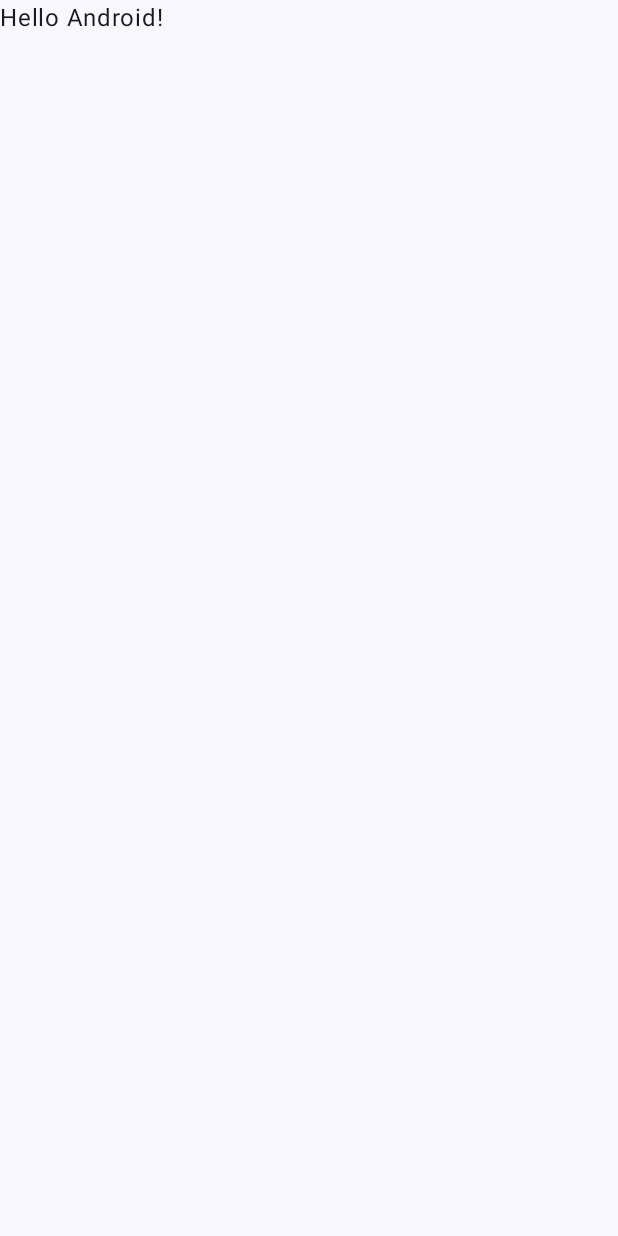
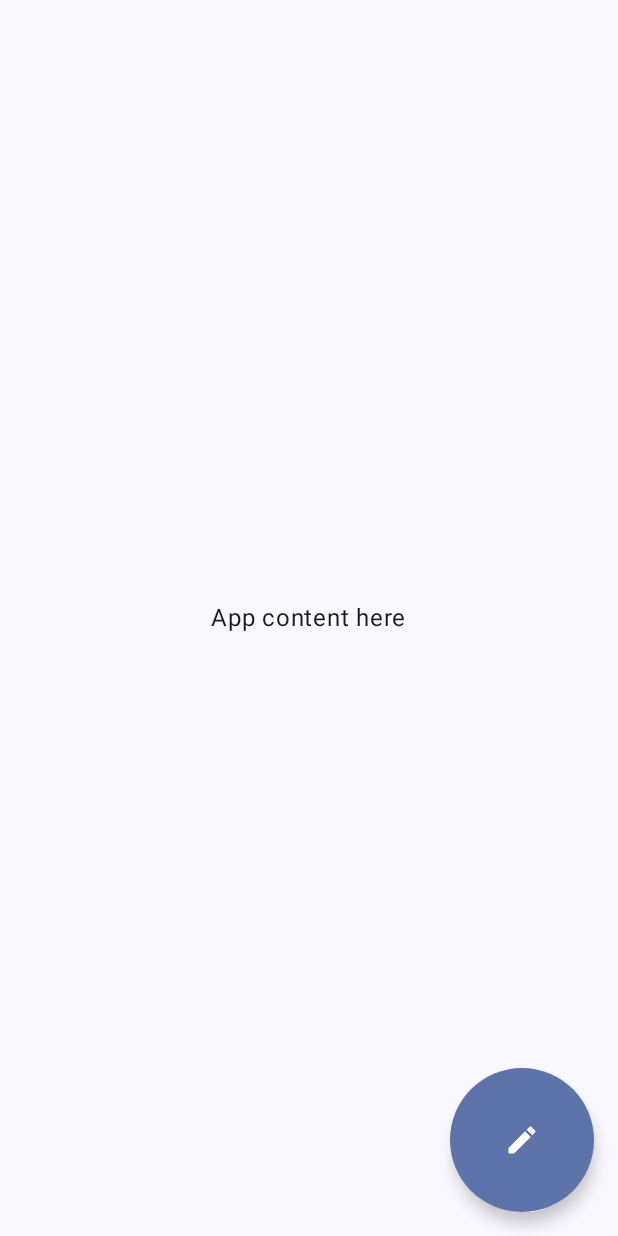
Before and after one commit to 2Kelvin/snackbars-jetpack-compose, an Android app built with Jetpack Compose: the screen it shows after launch (MainActivity), on a phone screen of 412 x 824 dp. Before the commit the screen is almost empty. Run offline under Robolectric (Android 15) with nearby library versions, the phone set to English and light mode, and no system bars.

Commit message:
add a default snack bar

```diff
--- a/app/src/main/java/com/example/snackbar/MainActivity.kt
+++ b/app/src/main/java/com/example/snackbar/MainActivity.kt
@@ -4,14 +4,27 @@ import android.os.Bundle
 import androidx.activity.ComponentActivity
 import androidx.activity.compose.setContent
 import androidx.activity.enableEdgeToEdge
+import androidx.compose.foundation.layout.Box
 import androidx.compose.foundation.layout.fillMaxSize
 import androidx.compose.foundation.layout.padding
+import androidx.compose.foundation.layout.wrapContentSize
+import androidx.compose.foundation.shape.CircleShape
+import androidx.compose.material.icons.Icons
+import androidx.compose.material.icons.filled.Edit
+import androidx.compose.material3.Icon
+import androidx.compose.material3.LargeFloatingActionButton
 import androidx.compose.material3.Scaffold
+import androidx.compose.material3.SnackbarHost
+import androidx.compose.material3.SnackbarHostState
 import androidx.compose.material3.Text
 import androidx.compose.runtime.Composable
+import androidx.compose.runtime.remember
+import androidx.compose.runtime.rememberCoroutineScope
+import androidx.compose.ui.Alignment
 import androidx.compose.ui.Modifier
 import androidx.compose.ui.tooling.preview.Preview
 import com.example.snackbar.ui.theme.SnackbarTheme
+import kotlinx.coroutines.launch
 
 class MainActivity : ComponentActivity() {
     override fun onCreate(savedInstanceState: Bundle?) {
@@ -19,29 +32,58 @@ class MainActivity : ComponentActivity() {
         enableEdgeToEdge()
         setContent {
             SnackbarTheme {
-                Scaffold(modifier = Modifier.fillMaxSize()) { innerPadding ->
-                    Greeting(
-                        name = "Android",
-                        modifier = Modifier.padding(innerPadding)
-                    )
-                }
+                DefaultSnackBarApp()
             }
         }
     }
 }
 
+/** Scaffold with a snack bar */
 @Composable
-fun Greeting(name: String, modifier: Modifier = Modifier) {
-    Text(
-        text = "Hello $name!",
-        modifier = modifier
-    )
+fun DefaultSnackBarApp(modifier: Modifier = Modifier) {
+    // snack-bar queue state -> holds all snack-bars and displays one snack-bar at a time to the UI
+    val snackBarHostState = remember { SnackbarHostState() }
+    val scope = rememberCoroutineScope()
+
+    Scaffold(
+        // SNACK BAR
+        snackbarHost = { SnackbarHost(snackBarHostState) },
+
+        // FAB
+        floatingActionButton = {
+            LargeFloatingActionButton(
+                // when action button is clicked a snack-bar should appear stating that an item has been edited
+                onClick = {
+                    scope.launch {
+                        // default snack-bar usage displaying the message "Edited"
+                        snackBarHostState.showSnackbar("Edited")
+                    }
+                },
+                shape = CircleShape
+            ) {
+                Icon(
+                    imageVector = Icons.Filled.Edit,
+                    contentDescription = "Edit"
+                )
+            }
+        },
+        modifier = modifier.fillMaxSize()
+    ) { innerPadding ->
+        Box(modifier = Modifier
+            .fillMaxSize()
+            .wrapContentSize(Alignment.Center)
+            .padding(innerPadding)
+        ) {
+            Text(text = "App content here")
+        }
+    }
 }
 
+/** MyApp preview */
 @Preview(showBackground = true)
 @Composable
-fun GreetingPreview() {
+fun DefaultSnackBarAppPreview() {
     SnackbarTheme {
-        Greeting("Android")
+        DefaultSnackBarApp()
     }
 }
```
Also changed, not shown: 1 other file.
